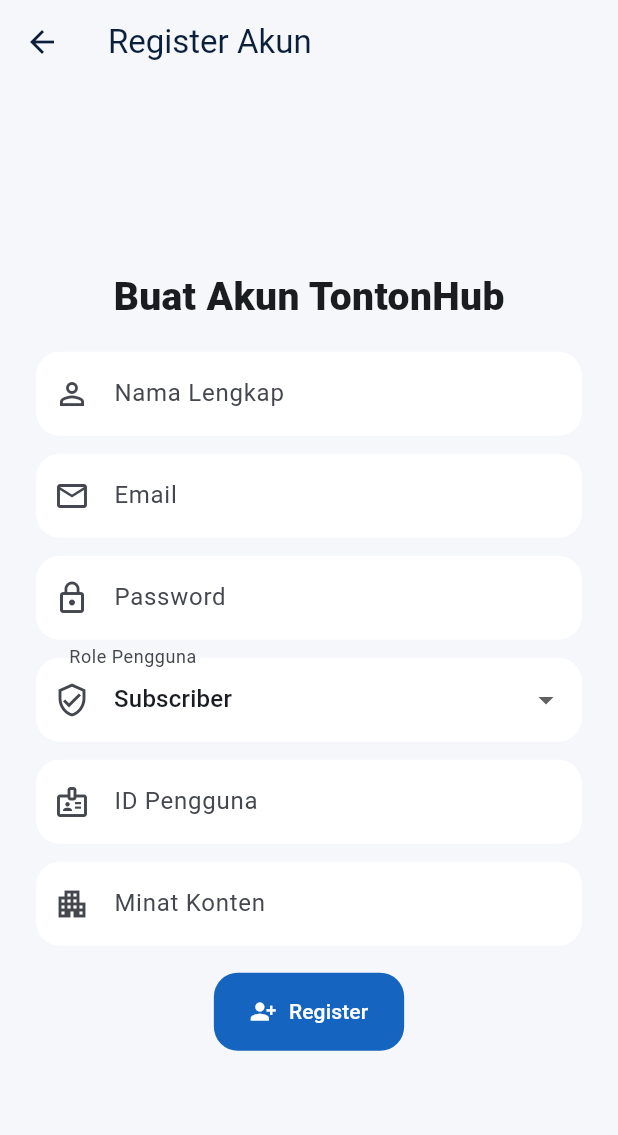
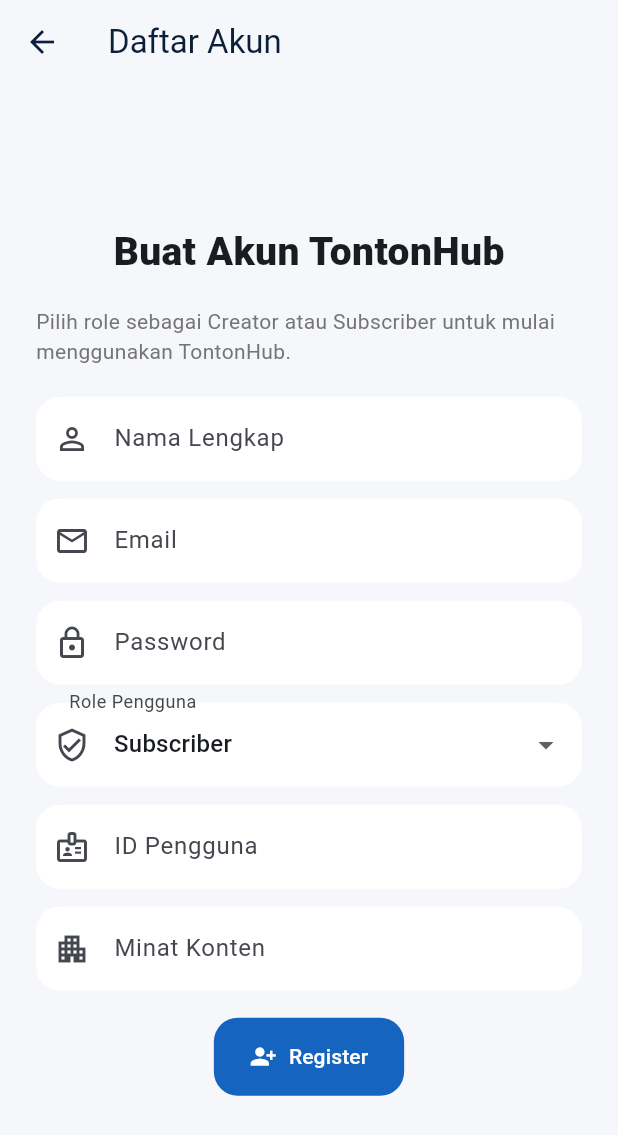
Before and after one commit to mungkinsajaa87-coder/tontonhub_flutter, a Flutter app: the RegisterScreen screen opened directly, on a phone screen of 412 x 824 dp. Shown: the top 1135 px of the screen. Run offline on Flutter 3.47's test engine with Material 3 defaults, Android fonts, the light colour scheme and no system bars; our stand-ins replace cloud_firestore, firebase_auth, firebase_core, firebase_storage, image_picker, video_player; accounts and stored records are empty.

Commit message:
rapikan tampilan register

```diff
--- a/lib/screens/auth/register_screen.dart
+++ b/lib/screens/auth/register_screen.dart
@@ -63,7 +63,7 @@
   @override
   Widget build(BuildContext context) {
     return Scaffold(
-      appBar: AppBar(title: const Text('Register Akun')),
+      appBar: AppBar(title: const Text('Daftar Akun')),
       body: Center(
         child: SingleChildScrollView(
           padding: const EdgeInsets.all(24),
@@ -75,6 +75,14 @@
                 children: [
                   const Text('Buat Akun TontonHub', style: TextStyle(fontSize: 26, fontWeight: FontWeight.w800)),
                   const SizedBox(height: 18),
+                  Text(
+                    'Pilih role sebagai Creator atau Subscriber untuk mulai menggunakan TontonHub.',
+                    style: TextStyle(
+                      color: Colors.grey.shade600,
+                      fontSize: 14,
+                    ),
+                  ),
+                  const SizedBox(height: 20),
                   TextFormField(
                     controller: _name,
                     decoration: const InputDecoration(labelText: 'Nama Lengkap', prefixIcon: Icon(Icons.person_outline)),
```
